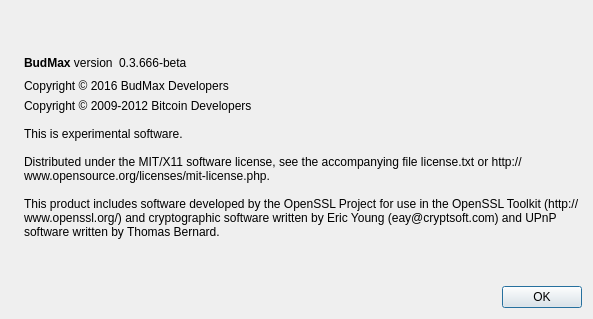
5mil/space, file src/qt/forms/aboutdialog.ui: the form before one commit.
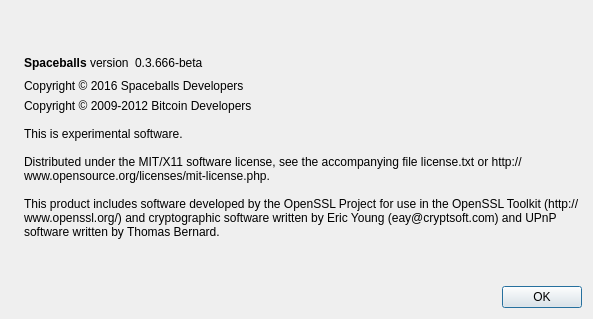
The form after the commit. Icons and pictures are not drawn.

Patch:
```diff
--- a/src/qt/forms/aboutdialog.ui
+++ b/src/qt/forms/aboutdialog.ui
@@ -50,7 +50,7 @@
        <item>
         <widget class="QLabel" name="label">
          <property name="text">
-          <string>&lt;b&gt;BudMax&lt;/b&gt; version</string>
+          <string>&lt;b&gt;Spaceballs&lt;/b&gt; version</string>
          </property>
          <property name="textInteractionFlags">
           <set>Qt::LinksAccessibleByMouse|Qt::TextSelectableByKeyboard|Qt::TextSelectableByMouse</set>
@@ -88,7 +88,7 @@
      <item>
       <widget class="QLabel" name="label_BudMax_copyright">
        <property name="text">
-        <string>Copyright © 2016 BudMax Developers</string>
+        <string>Copyright © 2016 Spaceballs Developers</string>
        </property>
        <property name="wordWrap">
         <bool>true</bool>
```
Left out of the diff: 4 changed lines with no effect on the pictures.
